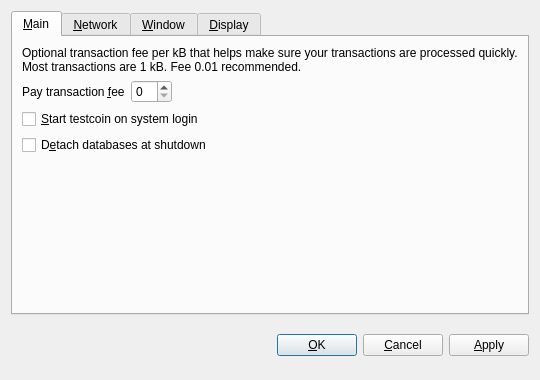
Qt form src/qt/forms/optionsdialog.ui (yodacoin/test) before a commit.
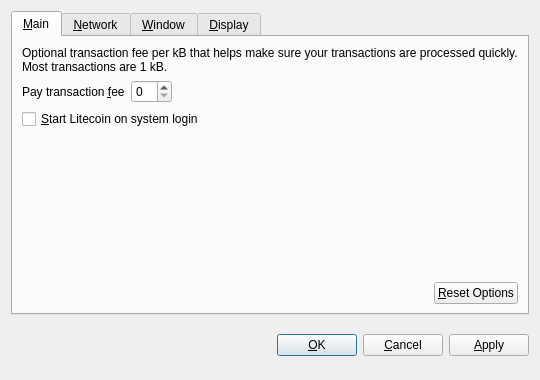
The same form after that commit. Custom widgets are drawn as their Qt base class.

Diff of the .ui file:
```diff
--- a/src/qt/forms/optionsdialog.ui
+++ b/src/qt/forms/optionsdialog.ui
@@ -33,7 +33,7 @@
        <item>
         <widget class="QLabel" name="transactionFeeInfoLabel">
          <property name="text">
-          <string>Optional transaction fee per kB that helps make sure your transactions are processed quickly. Most transactions are 1 kB. Fee 0.01 recommended.</string>
+          <string>Optional transaction fee per kB that helps make sure your transactions are processed quickly. Most transactions are 1 kB.</string>
          </property>
          <property name="textFormat">
           <enum>Qt::PlainText</enum>
@@ -82,17 +82,7 @@
           <string>Automatically start testcoin after logging in to the system.</string>
          </property>
          <property name="text">
-          <string>&amp;Start testcoin on system login</string>
-         </property>
-        </widget>
-       </item>
-       <item>
-        <widget class="QCheckBox" name="detachDatabases">
-         <property name="toolTip">
-          <string>Detach block and address databases at shutdown. This means they can be moved to another data directory, but it slows down shutdown. The wallet is always detached.</string>
-         </property>
-         <property name="text">
-          <string>D&amp;etach databases at shutdown</string>
+          <string>&amp;Start Litecoin on system login</string>
          </property>
         </widget>
        </item>
@@ -109,6 +99,36 @@
          </property>
         </spacer>
        </item>
+       <item>
+        <layout class="QHBoxLayout" name="horizontalLayout_2_Main">
+         <item>
+          <spacer name="horizontalSpacer_2_Main">
+           <property name="orientation">
+            <enum>Qt::Horizontal</enum>
+           </property>
+           <property name="sizeHint" stdset="0">
+            <size>
+             <width>40</width>
+             <height>20</height>
+            </size>
+           </property>
+          </spacer>
+         </item>
+         <item>
+          <widget class="QPushButton" name="resetButton">
+           <property name="toolTip">
+            <string>Reset all client options to default.</string>
+           </property>
+           <property name="text">
+            <string>&amp;Reset Options</string>
+           </property>
+           <property name="autoDefault">
+            <bool>false</bool>
+           </property>
+          </widget>
+         </item>
+        </layout>
+       </item>
       </layout>
      </widget>
      <widget class="QWidget" name="tabNetwork">
```
Left out of the diff: 38 changed lines with no effect on the pictures.
